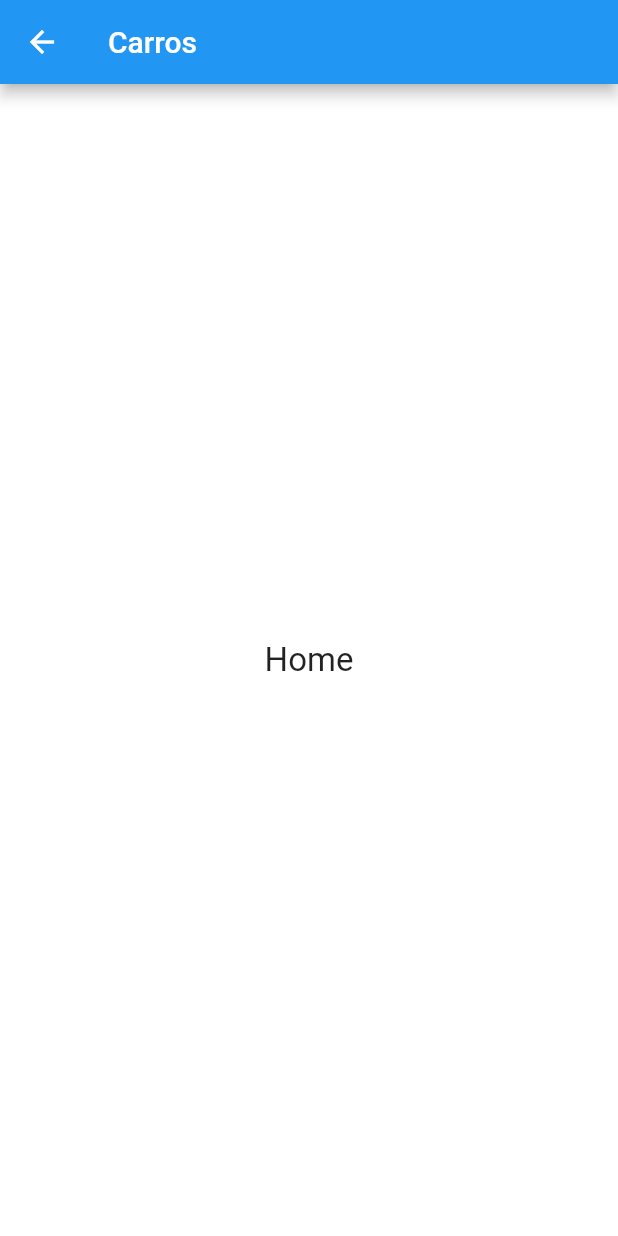
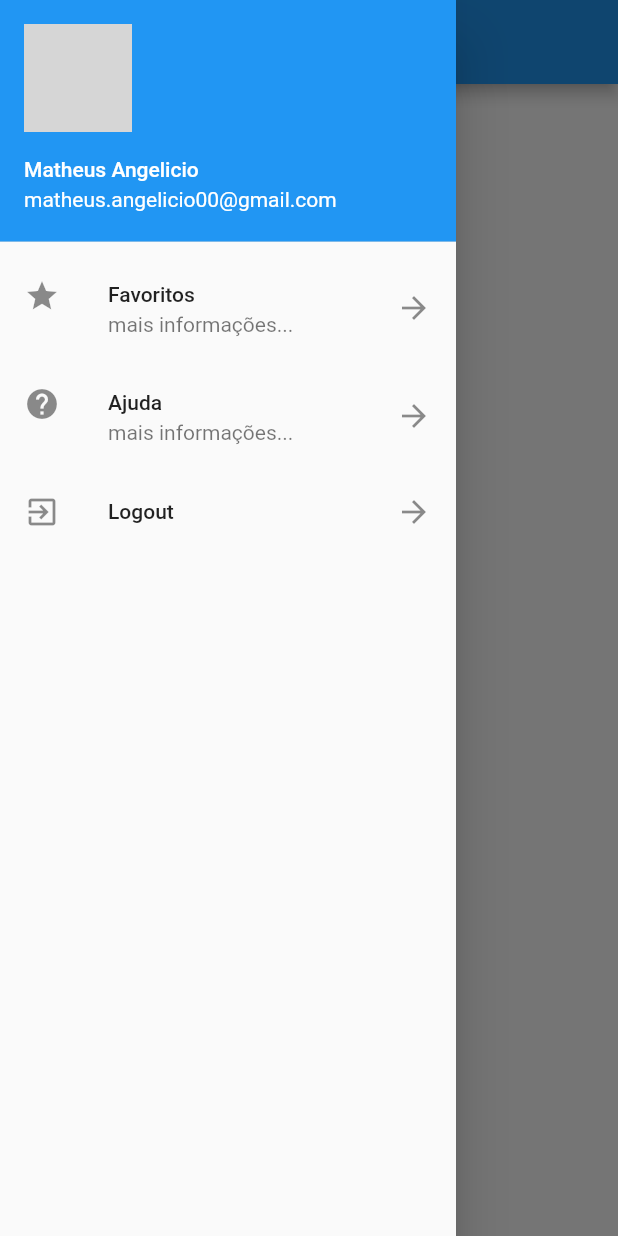
Before and after one commit to MatheusAngelicio/Cars_App, a Flutter app: the HomePage screen opened directly, with the side drawer open (before the commit the screen has no drawer), on a phone screen of 412 x 824 dp. Run offline on Flutter 3.47's test engine with Material 2 defaults, Android fonts, the phone set to English and light mode, and no system bars; network calls fail; grey boxes are pictures that could not be loaded.

Commit message:
fazer drawe list

```diff
--- /dev/null
+++ b/lib/drawer_list.dart
@@ -0,0 +1,56 @@
+import 'package:cars_app/pages/login_page.dart';
+import 'package:cars_app/utils/nav.dart';
+import 'package:flutter/material.dart';
+
+class DrawerList extends StatelessWidget {
+  @override
+  Widget build(BuildContext context) {
+    return SafeArea(
+      child: Drawer(
+        child: ListView(
+          children: <Widget>[
+            const UserAccountsDrawerHeader(
+              accountName: Text("Matheus Angelicio"),
+              accountEmail: Text("matheus.angelicio00@gmail.com"),
+              currentAccountPicture: CircleAvatar(
+                backgroundImage: NetworkImage(
+                    "https://encrypted-tbn0.gstatic.com/images?q=tbn:ANd9GcQqP85ZnOcRSCX3nlYdkCvSxhSuZs0bLt1He8EvGr5ne8c7mTqW"),
+              ),
+            ),
+            ListTile(
+              leading: Icon(Icons.star),
+              title: Text("Favoritos"),
+              subtitle: Text("mais informações..."),
+              trailing: Icon(Icons.arrow_forward),
+              onTap: () {
+                print("Item 1");
+                Navigator.pop(context);
+              },
+            ),
+            ListTile(
+              leading: Icon(Icons.help),
+              title: Text("Ajuda"),
+              subtitle: Text("mais informações..."),
+              trailing: Icon(Icons.arrow_forward),
+              onTap: () {
+                print("Item 1");
+                Navigator.pop(context);
+              },
+            ),
+            ListTile(
+              leading: Icon(Icons.exit_to_app),
+              title: Text("Logout"),
+              trailing: Icon(Icons.arrow_forward),
+              onTap: () => _onClickLogout(context),
+            )
+          ],
+        ),
+      ),
+    );
+  }
+
+  _onClickLogout(BuildContext context) {
+    Navigator.pop(context);
+    push(context, LoginPage(), replace: true);
+  }
+}
--- a/lib/pages/home_page.dart
+++ b/lib/pages/home_page.dart
@@ -1,3 +1,4 @@
+import 'package:cars_app/drawer_list.dart';
 import 'package:flutter/material.dart';
 
 class HomePage extends StatelessWidget {
@@ -10,6 +11,7 @@ class HomePage extends StatelessWidget {
         title: Text("Carros"),
       ),
       body: _body(),
+      drawer: DrawerList(),
     );
   }
 
```
